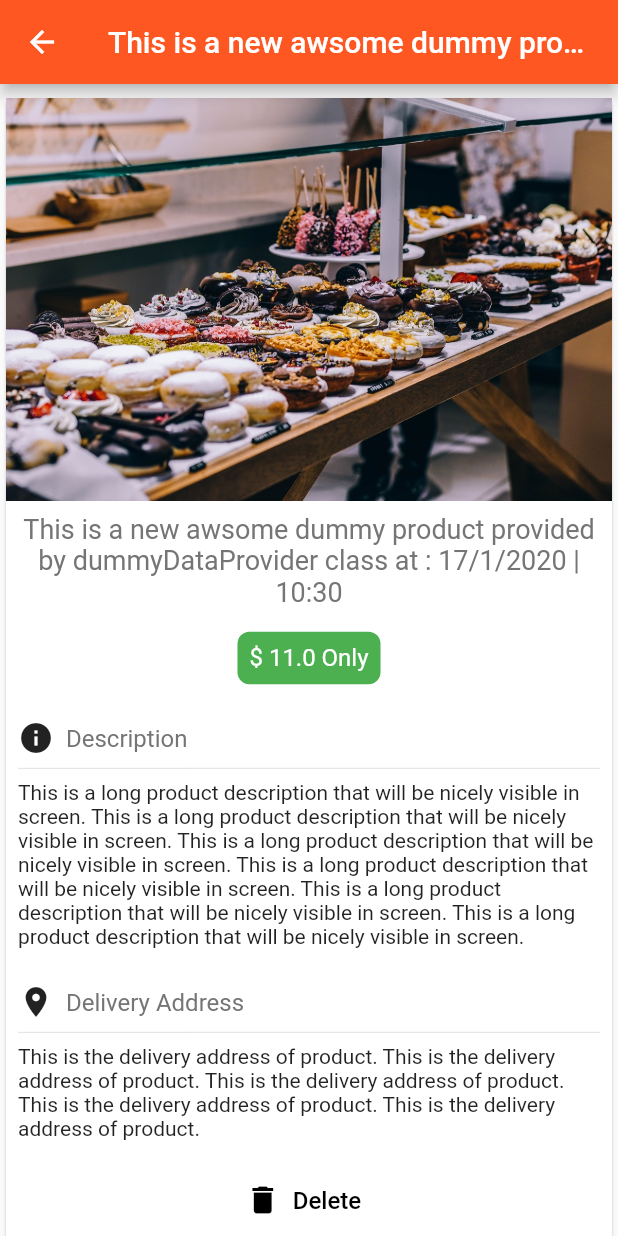
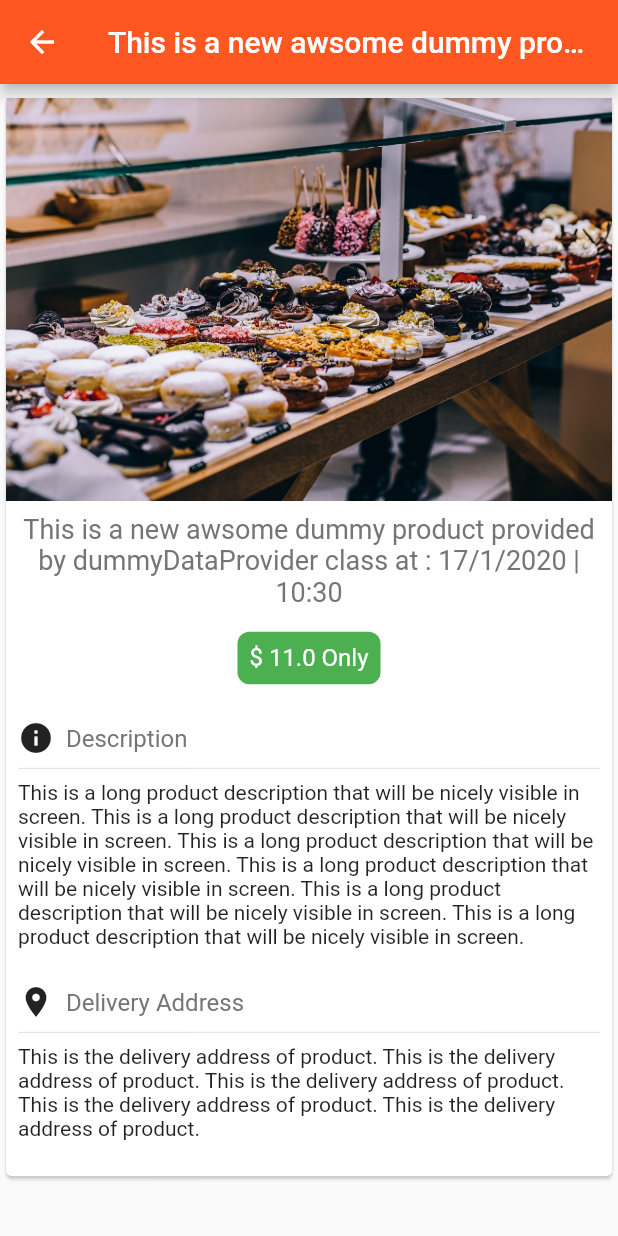
Before and after one commit to Shadat-tonmoy/100-Days-With-Flutter, a Flutter app: the HomeScreen screen opened by its route, after a tap on the "add" icon, after a tap on "This is a new awsome dummy product provi", on a phone screen of 412 x 824 dp. Run offline on Flutter 3.47's test engine with Material 2 defaults, Android fonts, the phone set to English and light mode, and no system bars; our stand-ins replace audioplayers, flutter_spinkit, fluttertoast, font_awesome_flutter, geolocator and 2 more; missing offline and left inert: dart:ffi.

Commit message:
show delete on product details screen only from manage product screen feature done

```diff
--- a/easy_list/lib/constants/constants.dart
+++ b/easy_list/lib/constants/constants.dart
@@ -21,6 +21,10 @@ class Strings
   static final String editProductInfo = "Edit Product Info";
   static final String deleteProduct = "Delete Product";
   static final String emptyText = "";
+  static final String sureToDelete = "Sure To Delete?";
+  static final String deleteWarning = "Once you delete this item it can not be restored!";
+  static final String yes = "Yes";
+  static final String no = "No";
 
 
 }
--- a/easy_list/lib/customWidgets/allProductScreenWidget.dart
+++ b/easy_list/lib/customWidgets/allProductScreenWidget.dart
@@ -119,7 +119,7 @@ class ProductOptionBottomSheetLayout extends StatelessWidget
   {
 
     Product productToDelete = await Navigator.push(context, MaterialPageRoute(
-        builder: (context) => ProductDetailScreen(product: product,)
+        builder: (context) => ProductDetailScreen(product: product,isManagingProduct: true,)
     ));
     if(productToDelete!=null)
     {
--- a/easy_list/lib/customWidgets/productDetailScreenWidget.dart
+++ b/easy_list/lib/customWidgets/productDetailScreenWidget.dart
@@ -10,8 +10,9 @@ class ProductDetailScreenWidget
 
   BuildContext context;
   Product product;
+  bool isManagingProduct;
 
-  ProductDetailScreenWidget({this.context, this.product});
+  ProductDetailScreenWidget({this.context, this.product, this.isManagingProduct});
 
 
   Widget getAppBar()
@@ -52,7 +53,9 @@ class ProductDetailScreenWidget
             info: product.deliveryAddress,
             icon: Icons.place
           ),
-          ButtonBar(
+          Visibility(
+            visible: isManagingProduct,
+            child: ButtonBar(
               alignment: MainAxisAlignment.center,
               children: <Widget>[
                 FlatButton(
@@ -77,6 +80,10 @@ class ProductDetailScreenWidget
                   },
                 )
               ],
+            ),
+          ),
+          SizedBox(
+            height: 16.0,
           )
         ],
       ),
--- a/easy_list/lib/productCard.dart
+++ b/easy_list/lib/productCard.dart
@@ -22,7 +22,7 @@ class ProductCard extends StatelessWidget
         return GestureDetector(
           onTap: (){
             Navigator.push<Product>(context, MaterialPageRoute(builder: (context){
-              return ProductDetailScreen(product: product,);
+              return ProductDetailScreen(product: product,isManagingProduct: false,);
 
             })).then((Product result){
               if(result!=null)
--- a/easy_list/lib/screens/productDetailScreen.dart
+++ b/easy_list/lib/screens/productDetailScreen.dart
@@ -9,16 +9,19 @@ class ProductDetailScreen extends StatelessWidget
 {
 
   final Product product;
+  final bool isManagingProduct;
   ProductDetailScreenWidget productDetailScreenWidget;
   DialogShowingTasks productDetailController;
 
-  ProductDetailScreen({@required this.product});
+
+  ProductDetailScreen({@required this.product,this.isManagingProduct});
 
   void initProductDetailWidget(BuildContext context)
   {
     productDetailScreenWidget = ProductDetailScreenWidget(
         context: context,
-        product: product
+        product: product,
+        isManagingProduct: isManagingProduct
     );
 
     productDetailController = DialogShowingTasks(
--- a/easy_list/lib/tasks/dialogShowingTasks.dart
+++ b/easy_list/lib/tasks/dialogShowingTasks.dart
@@ -1,3 +1,4 @@
+import 'package:easy_list/constants/constants.dart';
 import 'package:easy_list/models/product.dart';
 import 'package:easy_list/providerData/productData.dart';
 import 'package:flutter/material.dart';
@@ -17,10 +18,10 @@ class DialogShowingTasks
     {
       return AlertDialog(
         title: Text(
-            "Sure To Delete?"
+            Strings.sureToDelete
         ),
         content: Text(
-            "Once you delete this item it can not be restored!"
+            Strings.deleteWarning
         ),
         actions: <Widget>[
           FlatButton(
@@ -28,7 +29,7 @@ class DialogShowingTasks
               Navigator.pop(context);
             },
             child: Text(
-                "No"
+                Strings.no
             ),
           ),
 
@@ -40,7 +41,7 @@ class DialogShowingTasks
               Provider.of<ProductData>(context,listen: false).removeProduct(product);
             },
             child: Text(
-                "Yes"
+                Strings.yes
             ),
           ),
 
```
Lines whose indentation alone changed are shown as unchanged.
